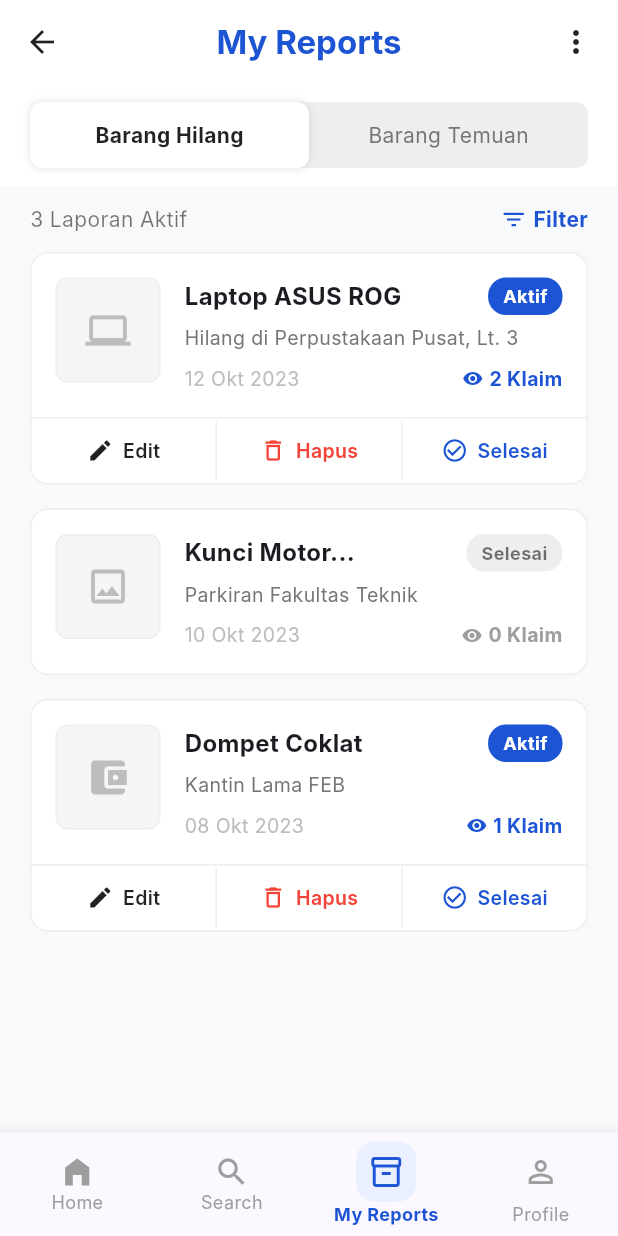
After one commit to Ritsadhil/SAB2024_CampusLost, a Flutter app: the MainScreen screen opened directly, item 3 of the bottom bar chosen, on a phone screen of 412 x 824 dp. The commit adds this screen. Run offline on Flutter 3.47's test engine with Material 3 defaults, Android fonts, the phone set to English and light mode, and no system bars; our stand-ins replace smooth_page_indicator; Roboto replaces fonts that are missing (Inter).

Commit message:
update halaman

```diff
--- a/lib/views/beranda.dart
+++ b/lib/views/beranda.dart
@@ -73,7 +73,7 @@ class _BerandaScreenState extends State<BerandaScreen> {
         ),
       ),
       // Bottom navigation
-      bottomNavigationBar: _buildBottomNav(),
+//      bottomNavigationBar: _buildBottomNav(),
     );
   }
 
--- /dev/null
+++ b/lib/views/main_screen.dart
@@ -0,0 +1,76 @@
+import 'package:flutter/material.dart';
+import 'beranda.dart';
+import 'my_reports_screen.dart';
+import 'profile_screen.dart';
+
+class MainScreen extends StatefulWidget {
+  const MainScreen({super.key});
+
+  @override
+  State<MainScreen> createState() => _MainScreenState();
+}
+
+class _MainScreenState extends State<MainScreen> {
+  int _currentIndex = 0;
+
+  // Daftar halaman yang akan ditampilkan
+  final List<Widget> _screens = [
+    const BerandaScreen(),
+    const Center(child: Text('Halaman Search (Belum Dibuat)')), // Placeholder untuk Search
+    const MyReportsScreen(),
+    const ProfileScreen(),
+  ];
+
+  @override
+  Widget build(BuildContext context) {
+    return Scaffold(
+      body: _screens[_currentIndex], // Menampilkan halaman sesuai index
+      bottomNavigationBar: BottomNavigationBar(
+        type: BottomNavigationBarType.fixed,
+        currentIndex: _currentIndex,
+        selectedItemColor: const Color(0xFF1D54D4),
+        unselectedItemColor: Colors.grey,
+        showUnselectedLabels: true,
+        selectedLabelStyle: const TextStyle(fontWeight: FontWeight.bold, fontSize: 12),
+        unselectedLabelStyle: const TextStyle(fontSize: 12),
+        onTap: (index) {
+          setState(() {
+            _currentIndex = index; // Mengubah halaman saat ditab
+          });
+        },
+        items: [
+          const BottomNavigationBarItem(
+              icon: Icon(Icons.home_filled),
+              label: 'Home'
+          ),
+          const BottomNavigationBarItem(
+              icon: Icon(Icons.search),
+              label: 'Search'
+          ),
+          BottomNavigationBarItem(
+            icon: Container(
+              padding: const EdgeInsets.all(8),
+              decoration: BoxDecoration(
+                color: _currentIndex == 2 ? const Color(0xFFEAF0FF) : Colors.transparent,
+                borderRadius: const BorderRadius.all(Radius.circular(12)),
+              ),
+              child: const Icon(Icons.inventory_2_outlined),
+            ),
+            label: 'My Reports',
+          ),
+          BottomNavigationBarItem(
+            icon: Container(
+              padding: const EdgeInsets.all(8),
+              decoration: BoxDecoration(
+                color: _currentIndex == 3 ? const Color(0xFFEAF0FF) : Colors.transparent,
+                borderRadius: const BorderRadius.all(Radius.circular(12)),
+              ),
+              child: const Icon(Icons.person_outline),
+            ),
+            label: 'Profile',
+          ),
+        ],
+      ),
+    );
+  }
+}
--- /dev/null
+++ b/lib/views/my_reports_screen.dart
@@ -0,0 +1,326 @@
+import 'package:flutter/material.dart';
+
+class MyReportsScreen extends StatefulWidget {
+  const MyReportsScreen({super.key});
+
+  @override
+  State<MyReportsScreen> createState() => _MyReportsScreenState();
+}
+
+class _MyReportsScreenState extends State<MyReportsScreen> {
+  int _selectedTab = 0; // 0: Barang Hilang, 1: Barang Temuan
+
+  @override
+  Widget build(BuildContext context) {
+    return Scaffold(
+      backgroundColor: const Color(0xFFF8F9FA),
+      appBar: AppBar(
+        backgroundColor: Colors.white,
+        elevation: 0,
+        leading: const Icon(Icons.arrow_back, color: Colors.black87),
+        title: const Text(
+          'My Reports',
+          style: TextStyle(
+            color: Color(0xFF1D54D4), // Blue text for AppBar
+            fontWeight: FontWeight.bold,
+          ),
+        ),
+        centerTitle: true,
+        actions: const [
+          Icon(Icons.more_vert, color: Colors.black87),
+          SizedBox(width: 16),
+        ],
+      ),
+      body: Column(
+        children: [
+          // Custom Tab Bar
+          Container(
+            color: Colors.white,
+            padding: const EdgeInsets.symmetric(horizontal: 20, vertical: 12),
+            child: Container(
+              decoration: BoxDecoration(
+                color: Colors.grey.shade200,
+                borderRadius: BorderRadius.circular(8),
+              ),
+              child: Row(
+                children: [
+                  Expanded(
+                    child: GestureDetector(
+                      onTap: () => setState(() => _selectedTab = 0),
+                      child: Container(
+                        padding: const EdgeInsets.symmetric(vertical: 12),
+                        decoration: BoxDecoration(
+                          color: _selectedTab == 0 ? Colors.white : Colors.transparent,
+                          borderRadius: BorderRadius.circular(8),
+                          boxShadow: _selectedTab == 0
+                              ? [const BoxShadow(color: Colors.black12, blurRadius: 4)]
+                              : null,
+                        ),
+                        alignment: Alignment.center,
+                        child: Text(
+                          'Barang Hilang',
+                          style: TextStyle(
+                            fontWeight: _selectedTab == 0 ? FontWeight.bold : FontWeight.normal,
+                            color: Colors.black87,
+                          ),
+                        ),
+                      ),
+                    ),
+                  ),
+                  Expanded(
+                    child: GestureDetector(
+                      onTap: () => setState(() => _selectedTab = 1),
+                      child: Container(
+                        padding: const EdgeInsets.symmetric(vertical: 12),
+                        decoration: BoxDecoration(
+                          color: _selectedTab == 1 ? Colors.white : Colors.transparent,
+                          borderRadius: BorderRadius.circular(8),
+                          boxShadow: _selectedTab == 1
+                              ? [const BoxShadow(color: Colors.black12, blurRadius: 4)]
+                              : null,
+                        ),
+                        alignment: Alignment.center,
+                        child: Text(
+                          'Barang Temuan',
+                          style: TextStyle(
+                            fontWeight: _selectedTab == 1 ? FontWeight.bold : FontWeight.normal,
+                            color: Colors.grey.shade600,
+                          ),
+                        ),
+                      ),
+                    ),
+                  ),
+                ],
+              ),
+            ),
+          ),
+
+          // Header Row (Laporan Aktif & Filter)
+          Padding(
+            padding: const EdgeInsets.symmetric(horizontal: 20, vertical: 12),
+            child: Row(
+              mainAxisAlignment: MainAxisAlignment.spaceBetween,
+              children: [
+                const Text('3 Laporan Aktif', style: TextStyle(color: Colors.black54)),
+                Row(
+                  children: const [
+                    Icon(Icons.filter_list, size: 18, color: Color(0xFF1D54D4)),
+                    SizedBox(width: 4),
+                    Text('Filter', style: TextStyle(color: Color(0xFF1D54D4), fontWeight: FontWeight.bold)),
+                  ],
+                ),
+              ],
+            ),
+          ),
+
+          // List of Reports
+          Expanded(
+            child: ListView(
+              padding: const EdgeInsets.symmetric(horizontal: 20),
+              children: [
+                _buildReportCard(
+                  title: 'Laptop ASUS ROG',
+                  status: 'Aktif',
+                  location: 'Hilang di Perpustakaan Pusat, Lt. 3',
+                  date: '12 Okt 2023',
+                  claims: '2 Klaim',
+                  hasActions: true,
+                  iconData: Icons.laptop,
+                ),
+                const SizedBox(height: 16),
+                _buildReportCard(
+                  title: 'Kunci Motor...',
+                  status: 'Selesai',
+                  location: 'Parkiran Fakultas Teknik',
+                  date: '10 Okt 2023',
+                  claims: '0 Klaim',
+                  hasActions: false,
+                  iconData: Icons.image_outlined,
+                ),
+                const SizedBox(height: 16),
+                _buildReportCard(
+                  title: 'Dompet Coklat',
+                  status: 'Aktif',
+                  location: 'Kantin Lama FEB',
+                  date: '08 Okt 2023',
+                  claims: '1 Klaim',
+                  hasActions: true,
+                  iconData: Icons.account_balance_wallet, // Placeholder for image
+                ),
+                const SizedBox(height: 20),
+              ],
+            ),
+          ),
+        ],
+      ),
+//      bottomNavigationBar: _buildBottomNav(),
+    );
+  }
+
+  Widget _buildReportCard({
+    required String title,
+    required String status,
+    required String location,
+    required String date,
+    required String claims,
+    required bool hasActions,
+    required IconData iconData,
+  }) {
+    bool isAktif = status == 'Aktif';
+
+    return Container(
+      decoration: BoxDecoration(
+        color: Colors.white,
+        borderRadius: BorderRadius.circular(12),
+        border: Border.all(color: Colors.grey.shade200),
+      ),
+      child: Column(
+        children: [
+          Padding(
+            padding: const EdgeInsets.all(16),
+            child: Row(
+              crossAxisAlignment: CrossAxisAlignment.start,
+              children: [
+                // Image Placeholder
+                Container(
+                  width: 70,
+                  height: 70,
+                  decoration: BoxDecoration(
+                    color: Colors.grey.shade100,
+                    borderRadius: BorderRadius.circular(8),
+                    border: Border.all(color: Colors.grey.shade200),
+                  ),
+                  child: Icon(iconData, size: 30, color: Colors.grey.shade400),
+                ),
+                const SizedBox(width: 16),
+                // Details
+                Expanded(
+                  child: Column(
+                    crossAxisAlignment: CrossAxisAlignment.start,
+                    children: [
+                      Row(
+                        mainAxisAlignment: MainAxisAlignment.spaceBetween,
+                        children: [
+                          Expanded(
+                            child: Text(
+                              title,
+                              style: const TextStyle(fontSize: 16, fontWeight: FontWeight.bold),
+                              maxLines: 1,
+                              overflow: TextOverflow.ellipsis,
+                            ),
+                          ),
+                          Container(
+                            padding: const EdgeInsets.symmetric(horizontal: 10, vertical: 4),
+                            decoration: BoxDecoration(
+                              color: isAktif ? const Color(0xFF1D54D4) : Colors.grey.shade200,
+                              borderRadius: BorderRadius.circular(12),
+                            ),
+                            child: Text(
+                              status,
+                              style: TextStyle(
+                                color: isAktif ? Colors.white : Colors.black54,
+                                fontSize: 12,
+                                fontWeight: FontWeight.bold,
+                              ),
+                            ),
+                          ),
+                        ],
+                      ),
+                      const SizedBox(height: 6),
+                      Text(
+                        location,
+                        style: TextStyle(color: Colors.grey.shade600, fontSize: 13),
+                        maxLines: 2,
+                        overflow: TextOverflow.ellipsis,
+                      ),
+                      const SizedBox(height: 8),
+                      Row(
+                        mainAxisAlignment: MainAxisAlignment.spaceBetween,
+                        children: [
+                          Text(date, style: TextStyle(color: Colors.grey.shade400, fontSize: 13)),
+                          Row(
+                            children: [
+                              Icon(Icons.visibility, size: 14, color: isAktif ? const Color(0xFF1D54D4) : Colors.grey),
+                              const SizedBox(width: 4),
+                              Text(
+                                claims,
+                                style: TextStyle(
+                                  color: isAktif ? const Color(0xFF1D54D4) : Colors.grey,
+                                  fontWeight: FontWeight.bold,
+                                  fontSize: 13,
+                                ),
+                              ),
+                            ],
+                          )
+                        ],
+                      )
+                    ],
+                  ),
+                ),
+              ],
+            ),
+          ),
+          if (hasActions) ...[
+            Divider(height: 1, color: Colors.grey.shade200),
+            Row(
+              children: [
+                _buildActionButton(Icons.edit, 'Edit', Colors.black87),
+                Container(width: 1, height: 40, color: Colors.grey.shade200),
+                _buildActionButton(Icons.delete_outline, 'Hapus', Colors.red),
+                Container(width: 1, height: 40, color: Colors.grey.shade200),
+                _buildActionButton(Icons.check_circle_outline, 'Selesai', const Color(0xFF1D54D4)),
+              ],
+            ),
+          ]
+        ],
+      ),
+    );
+  }
+
+  Widget _buildActionButton(IconData icon, String label, Color color) {
+    return Expanded(
+      child: InkWell(
+        onTap: () {},
+        child: Padding(
+          padding: const EdgeInsets.symmetric(vertical: 12),
+          child: Row(
+            mainAxisAlignment: MainAxisAlignment.center,
+            children: [
+              Icon(icon, size: 18, color: color),
+              const SizedBox(width: 6),
+              Text(label, style: TextStyle(color: color, fontWeight: FontWeight.w600, fontSize: 13)),
+            ],
+          ),
+        ),
+      ),
+    );
+  }
+
+  Widget _buildBottomNav() {
+    return BottomNavigationBar(
+      type: BottomNavigationBarType.fixed,
+      currentIndex: 2, // My Reports selected
+      selectedItemColor: const Color(0xFF1D54D4),
+      unselectedItemColor: Colors.grey,
+      showUnselectedLabels: true,
+      selectedLabelStyle: const TextStyle(fontWeight: FontWeight.bold, fontSize: 12),
+      unselectedLabelStyle: const TextStyle(fontSize: 12),
+      items: [
+        const BottomNavigationBarItem(icon: Icon(Icons.home_filled), label: 'Home'),
+        const BottomNavigationBarItem(icon: Icon(Icons.search), label: 'Search'),
+        BottomNavigationBarItem(
+          icon: Container(
+            padding: const EdgeInsets.all(8),
+            decoration: const BoxDecoration(
+              color: Color(0xFFEAF0FF),
+              borderRadius: BorderRadius.all(Radius.circular(12)),
+            ),
+            child: const Icon(Icons.inventory_2_outlined),
+          ),
+          label: 'My Reports',
+        ),
+        const BottomNavigationBarItem(icon: Icon(Icons.person_outline), label: 'Profile'),
+      ],
+    );
+  }
+}
```
Also changed, not shown: lib/views/login.dart (+16 -9 lines), lib/views/profile_screen.dart (added, +311 -0 lines).
